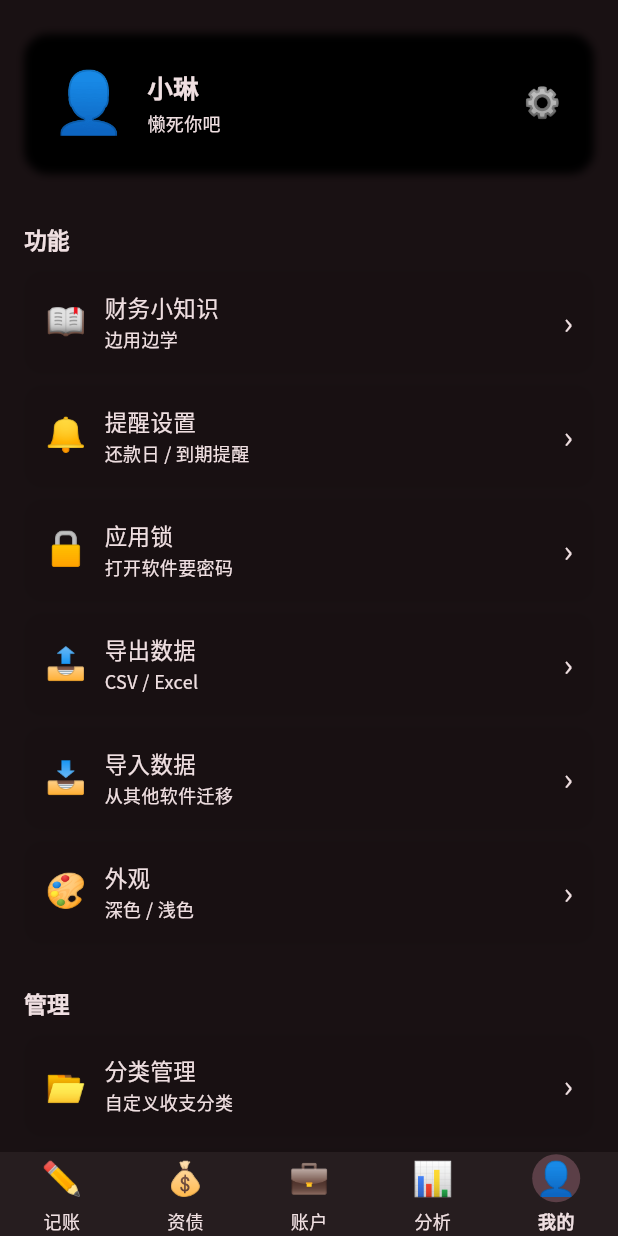
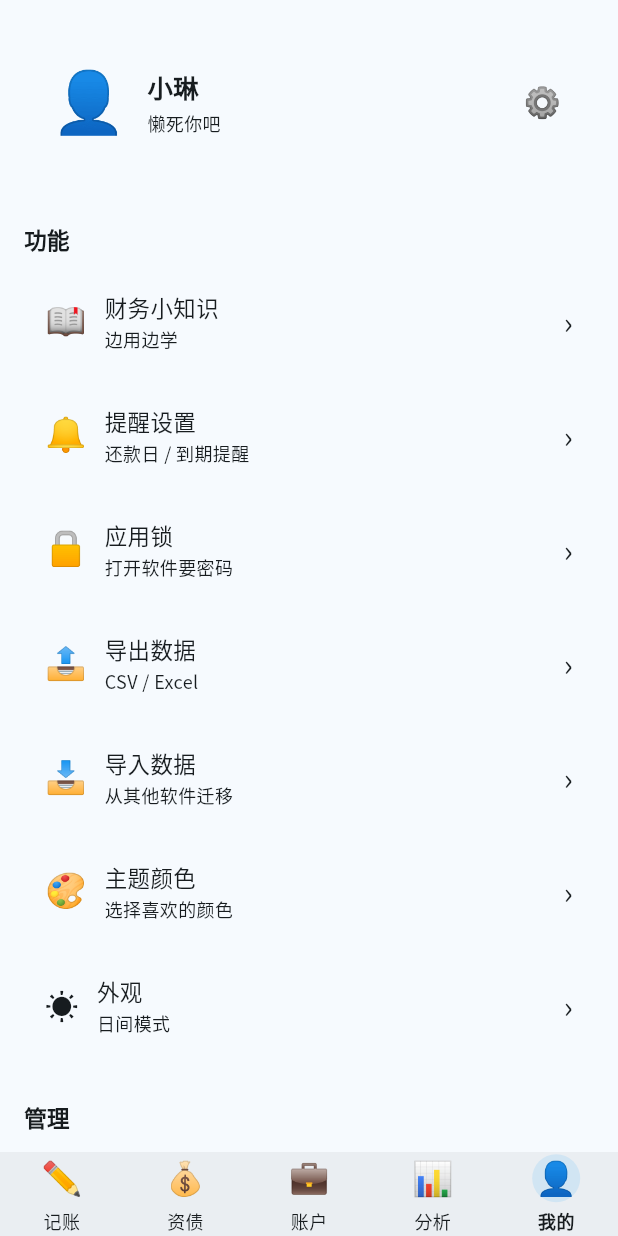
Before and after one commit to xiao-lin-unit/yuan, a Flutter app: the screen it shows after launch, item 5 of the bottom bar chosen, on a phone screen of 412 x 824 dp. Run offline on Flutter 3.47's test engine with Material 3 defaults, Android fonts, the phone set to English and light mode, and no system bars; our stand-ins replace go_router, google_fonts, shared_preferences, sqflite_common_ffi; accounts and stored records are empty.

Commit message:
主题切换，模式切换

```diff
--- a/lib/main.dart
+++ b/lib/main.dart
@@ -1,7 +1,8 @@
 import 'package:flutter/material.dart';
-import 'package:google_fonts/google_fonts.dart';
+import 'package:provider/provider.dart';
 import 'package:flutter/foundation.dart' show kIsWeb;  // ← 加这个
 import 'package:sqflite_common_ffi/sqflite_ffi.dart';
+import 'package:yuan/settings.dart';
 import 'database/database_shell.dart';
 import 'dart:io';
 import 'router/router_shell.dart';
@@ -9,14 +10,22 @@ import 'theme.dart';
 
 
 class YuanApp extends StatelessWidget {
-  const YuanApp({super.key});
+  final ThemeController theme;
+  const YuanApp({super.key, required this.theme});
 
   @override
   Widget build(BuildContext context) {
-    return MaterialApp.router(
-      title: '裕安',
-      theme: AppTheme.lightTheme,
-      routerConfig: appRouter,
+    return ChangeNotifierProvider.value(
+      value: theme,
+      child: Consumer<ThemeController>(
+        builder: (context, t, _) => MaterialApp.router(
+          title: '裕安',
+          theme: AppTheme.light(defaultColor),
+          darkTheme: AppTheme.dark(defaultColor),
+          themeMode: t.mode,
+          routerConfig: appRouter,
+        )
+      ),
     );
   }
 }
@@ -36,6 +45,7 @@ void main() async {
   }).catchError((e) {
     debugPrint('❌ 数据库初始化失败: $e');
   });
-
-  runApp(const YuanApp());
+  final theme = ThemeController();
+  await theme.load();
+  runApp(YuanApp(theme: theme,));
 }
--- a/lib/screens/commons/app_styles.dart
+++ b/lib/screens/commons/app_styles.dart
@@ -1,19 +1,9 @@
 import 'package:flutter/material.dart';
+import 'package:path/path.dart';
+import '../../settings.dart';
 
 /// 对应 styles.css 的 :root 变量与公共样式
 class AppStyles {
-  // === 颜色（对应 :root） ===
-  // static const Color bg = Color(0xFFF2F3F5);
-  // static const Color white = Color(0xFFFFFFFF);
-  // static const Color primary = Color(0xFF2E9D6F);
-  // static const Color primaryDark = Color(0xFF1F7D58);
-  // static const Color red = Color(0xFFE5484D);
-  // static const Color green = Color(0xFF2E9D6F);
-  // static const Color orange = Color(0xFFF5A623);
-  // static const Color text = Color(0xFF1C1C1E);
-  // static const Color textSub = Color(0xFF8E8E93);
-  // static const Color border = Color(0xFFE5E5EA);
-  // static const Color shadow = Color(0x14000000); // rgba(0,0,0,0.08)
 
   // === 间距 / 圆角 ===
   static const double pageHPadding = 16;
@@ -35,20 +25,28 @@ class AppStyles {
   static const TextStyle aboutTextStyle = TextStyle(fontSize: 14);
 
   // === 卡片装饰（对应 .user-card） ===
-  static BoxDecoration get cardDecoration => BoxDecoration(
-        // color: white,
-        borderRadius: const BorderRadius.all(Radius.circular(cardRadius)),
-        boxShadow: const [
-          BoxShadow(offset: Offset(0, 1), blurRadius: 4),
-        ],
-      );
+  static BoxDecoration cardDecoration(BuildContext context) {
+    return BoxDecoration(
+      borderRadius: const BorderRadius.all(Radius.circular(cardRadius)),
+      boxShadow: [
+        BoxShadow(color: Theme
+            .of(context)
+            .colorScheme
+            .surface, offset: const Offset(0, 1), blurRadius: 4),
+      ],
+    );
+  }
 
   // === 列表项装饰（对应 .menu-item / 账户卡片阴影） ===
-  static BoxDecoration get itemDecoration => BoxDecoration(
-        // color: white,
-        borderRadius: const BorderRadius.all(Radius.circular(itemRadius)),
-        boxShadow: const [
-          BoxShadow(color: Color(0x0D000000), offset: Offset(0, 1), blurRadius: 3),
-        ],
-      );
+  static BoxDecoration itemDecoration(BuildContext context) {
+    return BoxDecoration(
+      borderRadius: const BorderRadius.all(Radius.circular(itemRadius)),
+      boxShadow: [
+        BoxShadow(color: Theme
+            .of(context)
+            .colorScheme
+            .surface, offset: const Offset(0, 1), blurRadius: 3),
+      ],
+    );
+  }
 }
--- a/lib/screens/commons/menu_item.dart
+++ b/lib/screens/commons/menu_item.dart
@@ -34,7 +34,7 @@ class MenuItem extends StatelessWidget {
         child: Container(
           margin: const EdgeInsets.only(bottom: 8),
           padding: const EdgeInsets.symmetric(horizontal: 14, vertical: 14),
-          decoration: AppStyles.itemDecoration,
+          decoration: AppStyles.itemDecoration(context),
           child: Row(
             children: [
               Text(data.emoji, style: const TextStyle(fontSize: 22)),
--- a/lib/screens/profile/profile_screen.dart
+++ b/lib/screens/profile/profile_screen.dart
@@ -41,7 +41,7 @@ class ProfileScreen extends StatelessWidget {
               const SizedBox(height: 12),
               // ② 功能
               ProfileFunctionSection(
-                onItemTap: (item) => _onItemTap(context, item.key),
+                // onItemTap: (item) => _onItemTap(context, item.key),
               ),
               // 间隔
               const SizedBox(height: 4),
--- a/lib/screens/profile/widgets/about/profile_about_section.dart
+++ b/lib/screens/profile/widgets/about/profile_about_section.dart
@@ -20,7 +20,7 @@ class ProfileAboutSection extends StatelessWidget {
           child: Container(
             width: double.infinity,
             padding: const EdgeInsets.symmetric(horizontal: 12, vertical: 4),
-            decoration: AppStyles.itemDecoration,
+            decoration: AppStyles.itemDecoration(context),
             child: Column(
               children: [
                 const _AboutRow(text: '版本 1.0.0'),
--- a/lib/screens/profile/widgets/function/profile_function_section.dart
+++ b/lib/screens/profile/widgets/function/profile_function_section.dart
@@ -1,41 +1,79 @@
 import 'package:flutter/material.dart';
+import 'package:provider/provider.dart';
+
+import '../../../../settings.dart';
+import '../../../../theme.dart';
 import '../../../commons/menu_item.dart';
 import '../../../commons/menu_list.dart';
 import '../../../commons/section_header.dart';
 
 /// ② 功能分区
 class ProfileFunctionSection extends StatelessWidget {
-  final void Function(MenuItemData item)? onItemTap;
+  // final void Function(MenuItemData item)? onItemTap;
 
-  const ProfileFunctionSection({super.key, this.onItemTap});
-
-  static const List<MenuItemData> _items = [
-    MenuItemData(emoji: '📖', title: '财务小知识', subtitle: '边用边学', key: 'knowledge'),
-    MenuItemData(emoji: '🔔', title: '提醒设置', subtitle: '还款日 / 到期提醒', key: 'reminder'),
-    MenuItemData(emoji: '🔒', title: '应用锁', subtitle: '打开软件要密码', key: 'lock'),
-    MenuItemData(emoji: '📤', title: '导出数据', subtitle: 'CSV / Excel', key: 'export'),
-    MenuItemData(emoji: '📥', title: '导入数据', subtitle: '从其他软件迁移', key: 'import'),
-    MenuItemData(emoji: '🎨', title: '外观', subtitle: '深色 / 浅色', key: 'appearance'),
-  ];
+  const ProfileFunctionSection({super.key});
 
   @override
   Widget build(BuildContext context) {
-    final items = onItemTap == null
-        ? _items
-        : _items
-            .map((i) => MenuItemData(
-                  emoji: i.emoji,
-                  title: i.title,
-                  subtitle: i.subtitle,
-                  key: i.key,
-                  onTap: () => onItemTap!(i),
-                ))
-            .toList();
+    final t = context.watch<ThemeController>();
+    final c = Theme.of(context).colorScheme;
+    bool isLight = t.mode == ThemeMode.light;
+
+    final List<MenuItemData> functions = [
+      MenuItemData(
+        emoji: '📖',
+        title: '财务小知识',
+        subtitle: '边用边学',
+        key: 'knowledge',
+      ),
+      MenuItemData(
+        emoji: '🔔',
+        title: '提醒设置',
+        subtitle: '还款日 / 到期提醒',
+        key: 'reminder',
+      ),
+      MenuItemData(emoji: '🔒', title: '应用锁', subtitle: '打开软件要密码', key: 'lock'),
+      MenuItemData(
+        emoji: '📤',
+        title: '导出数据',
+        subtitle: 'CSV / Excel',
+        key: 'export',
+      ),
+      MenuItemData(
+        emoji: '📥',
+        title: '导入数据',
+        subtitle: '从其他软件迁移',
+        key: 'import',
+      ),
+      MenuItemData(
+        emoji: '🎨',
+        title: '主题颜色',
+        subtitle: '选择喜欢的颜色',
+        key: 'color',
+        onTap: () => {
+          context.read<ThemeController>().setSeed(
+            defaultColor = ColorSetting.themeColor('pink')
+          ),
+        },
+      ),
+      MenuItemData(
+        emoji: isLight ? '🌃' : '☀️',
+        title: '外观',
+        subtitle: isLight ? '夜间模式' : '日间模式',
+        key: 'appearance',
+        onTap: () => {
+          context.read<ThemeController>().setMode(
+            defaultMode = isLight ? ThemeMode.dark : ThemeMode.light,
+          ),
+        },
+      ),
+    ];
+
     return Column(
       crossAxisAlignment: CrossAxisAlignment.start,
       children: [
         const SectionHeader(title: '功能'),
-        MenuList(items: items),
+        MenuList(items: functions),
       ],
     );
   }
--- a/lib/screens/profile/widgets/user/profile_user_section.dart
+++ b/lib/screens/profile/widgets/user/profile_user_section.dart
@@ -54,7 +54,7 @@ class _ProfileUserSectionState extends State<ProfileUserSection> {
       ),
       child: Container(
         padding: const EdgeInsets.all(18),
-        decoration: AppStyles.cardDecoration,
+        decoration: AppStyles.cardDecoration(context),
         child: Row(
           children: [
             Text(_avatar, style: const TextStyle(fontSize: 40)),
--- a/lib/settings.dart
+++ b/lib/settings.dart
@@ -14,25 +14,14 @@ class ColorSetting {
     'black54': Colors.black54,
   };
 
-  final Color _themeColor;
-
-  ColorSetting(this._themeColor);
-
-  static ColorSetting config({String themeColor = 'blue'}) {
-    return ColorSetting(colors[themeColor]!);
-  }
-
-  Color get themeColor => _themeColor;
+  static Color themeColor(String code) => colors[code] ?? Color(0xFF4FC3F7);
 }
 
-final String? font = GoogleFonts.notoSansSc().fontFamily;
+Color defaultColor = ColorSetting.themeColor("blue");
 
-final colorSetting = ColorSetting.config(themeColor: 'pink');
+ThemeMode defaultMode = ThemeMode.light;
 
-final colorScheme = ColorScheme.fromSeed(
-  seedColor: colorSetting.themeColor,
-  brightness: Brightness.dark,
-);
+final String? defaultFont = GoogleFonts.notoSansSc().fontFamily;
 
 class ThemeSetting {
   static TextTheme get textTheme => TextTheme(
@@ -192,7 +181,6 @@ class ThemeSetting {
     filled: true,
     contentPadding: const EdgeInsets.symmetric(horizontal: 14, vertical: 14),
     hintStyle: ThemeSetting.textTheme.bodyMedium?.copyWith(
-      // color: colorScheme.onSurfaceVariant,
     ),
     border: OutlineInputBorder(
       borderRadius: BorderRadius.circular(12),
@@ -218,8 +206,6 @@ class ThemeSetting {
 
   /// ===== 列表 =====
   static ListTileThemeData get listTileTheme => ListTileThemeData(
-    // iconColor: colorScheme.onSurfaceVariant,
-    // textColor: colorScheme.onSurface,
     titleTextStyle: ThemeSetting.textTheme.bodyLarge,
     subtitleTextStyle: ThemeSetting.textTheme.bodyMedium,
   );
@@ -230,23 +216,19 @@ class ThemeSetting {
 
   /// ===== Divider =====
   static DividerThemeData get dividerTheme => DividerThemeData(
-    // color: colorScheme.outlineVariant,
     thickness: 1,
     space: 1,
   );
 
   /// ===== BottomSheet =====
   static BottomSheetThemeData get bottomSheetTheme => BottomSheetThemeData(
-    // backgroundColor: Colors.white,
     shape: const RoundedRectangleBorder(
       borderRadius: BorderRadius.vertical(top: Radius.circular(20)),
     ),
-    // modalBarrierColor: Colors.black54,
   );
 
   /// ===== Dialog =====
   static DialogThemeData get dialogTheme => DialogThemeData(
-    // backgroundColor: Colors.white,
     shape: RoundedRectangleBorder(borderRadius: BorderRadius.circular(16)),
     titleTextStyle: ThemeSetting.textTheme.titleLarge,
     contentTextStyle: ThemeSetting.textTheme.bodyMedium,
@@ -254,9 +236,7 @@ class ThemeSetting {
 
   /// ===== SnackBar =====
   static SnackBarThemeData get snackBarTheme => SnackBarThemeData(
-    // backgroundColor: colorScheme.inverseSurface,
     contentTextStyle: ThemeSetting.textTheme.bodyMedium?.copyWith(
-      // color: colorScheme.onInverseSurface,
     ),
     behavior: SnackBarBehavior.floating,
     shape: RoundedRectangleBorder(borderRadius: BorderRadius.circular(12)),
@@ -264,60 +244,30 @@ class ThemeSetting {
 
   /// ===== Switch / Checkbox / Radio =====
   static SwitchThemeData get switchTheme => SwitchThemeData(
-    // thumbColor: WidgetStateProperty.resolveWith((states) {
-    //   if (states.contains(WidgetState.selected)) {
-    //     return colorScheme.onPrimary;
-    //   }
-    //   return colorScheme.outline;
-    // }),
-    // trackColor: WidgetStateProperty.resolveWith((states) {
-    //   if (states.contains(WidgetState.selected)) {
-    //     return colorScheme.primary;
-    //   }
-    //   return colorScheme.surfaceContainerHighest;
-    // }),
   );
 
   static CheckboxThemeData get checkboxTheme => CheckboxThemeData(
-    // fillColor: WidgetStateProperty.resolveWith((states) {
-    //   if (states.contains(WidgetState.selected)) {
-    //     return colorScheme.primary;
-    //   }
-    //   return Colors.transparent;
-    // }),
     shape: RoundedRectangleBorder(borderRadius: BorderRadius.circular(4)),
   );
 
   static RadioThemeData get radioTheme => RadioThemeData(
-    // fillColor: WidgetStateProperty.resolveWith((states) {
-    //   if (states.contains(WidgetState.selected)) {
-    //     return colorScheme.primary;
-    //   }
-    //   return colorScheme.outline;
-    // }),
   );
 
   /// ===== Tooltip =====
   static TooltipThemeData get tooltipTheme => TooltipThemeData(
     textStyle: ThemeSetting.textTheme.bodySmall,
     decoration: BoxDecoration(
-      // color: colorScheme.inverseSurface,
       borderRadius: BorderRadius.circular(8),
     ),
   );
 
   /// ===== 滑动条 =====
   static SliderThemeData get sliderTheme => SliderThemeData(
-    // activeTrackColor: colorScheme.primary,
-    // inactiveTrackColor: colorScheme.surfaceContainerHighest,
-    // thumbColor: colorScheme.primary,
   );
 
   /// ===== 进度条 =====
   static ProgressIndicatorThemeData get progressIndicatorTheme =>
       ProgressIndicatorThemeData(
-        // color: colorScheme.primary,
-        // linearTrackColor: colorScheme.surfaceContainerHighest,
       );
 
   static PageTransitionsTheme get pageTransitionsTheme => PageTransitionsTheme(
--- a/lib/theme.dart
+++ b/lib/theme.dart
@@ -1,19 +1,29 @@
-import 'package:flutter/cupertino.dart';
 import 'package:flutter/material.dart';
+import 'package:shared_preferences/shared_preferences.dart';
+
 import 'settings.dart';
 
-class AppTheme {
-  static ThemeData get lightTheme {
+abstract class AppTheme {
+
+  static ThemeData light(Color seed) => _build(ColorScheme.fromSeed(
+    seedColor: seed,
+    brightness: Brightness.light,
+  ));
+  static ThemeData dark(Color seed) => _build(ColorScheme.fromSeed(
+    seedColor: seed,
+    brightness: Brightness.dark,
+  ));
+
+  static ThemeData _build(ColorScheme colorScheme) {
+    final isDark = colorScheme.brightness == Brightness.dark;
 
     return ThemeData(
       useMaterial3: true,
-
-      /// ===== 基础 =====
-      brightness: colorScheme.brightness,
       colorScheme: colorScheme,
+      // 关键：页面底色走 surface，暗色下自动变深灰
       scaffoldBackgroundColor: colorScheme.surface,
       canvasColor: colorScheme.surface,
-      fontFamily: font,
+      fontFamily: defaultFont,
 
       /// ===== 文本 =====
       textTheme: ThemeSetting.textTheme.apply(
@@ -43,7 +53,7 @@ class AppTheme {
       inputDecorationTheme: ThemeSetting.inputDecorationTheme,
 
       /// ===== 卡片 =====
-      cardTheme: ThemeSetting.cardTheme,
+      cardTheme: ThemeSetting.cardTheme.copyWith(color: isDark ? colorScheme.surfaceContainerHigh : Colors.white),
 
       /// ===== 列表 =====
       listTileTheme: ThemeSetting.listTileTheme,
@@ -55,7 +65,7 @@ class AppTheme {
       dividerTheme: ThemeSetting.dividerTheme,
 
       /// ===== BottomSheet =====
-      bottomSheetTheme: ThemeSetting.bottomSheetTheme,
+      bottomSheetTheme: ThemeSetting.bottomSheetTheme.copyWith(backgroundColor: colorScheme.surfaceContainerLow),
 
       /// ===== Dialog =====
       dialogTheme: ThemeSetting.dialogTheme,
@@ -87,3 +97,38 @@ class AppTheme {
     );
   }
 }
+
+class ThemeController extends ChangeNotifier {
+  static const _kMode = 'theme_mode';
+  static const _kSeed = 'theme_seed';
+
+  ThemeMode _mode = defaultMode;
+  Color _seed = defaultColor;
+
+  ThemeMode get mode => _mode;
+  Color get seed => _seed;
+
+  Future<void> load() async {
+    final p = await SharedPreferences.getInstance();
+    _mode = ThemeMode.values[p.getInt(_kMode) ?? ThemeMode.system.index];
+    final v = p.getInt(_kSeed);
+    if (v != null) _seed = Color(v);
+    notifyListeners();
+  }
+
+  Future<void> setMode(ThemeMode m) async {
+    if (_mode == m) return;
+    _mode = m;
+    notifyListeners();
+    final p = await SharedPreferences.getInstance();
+    await p.setInt(_kMode, m.index);
+  }
+
+  Future<void> setSeed(Color c) async {
+    if (_seed == c) return;
+    _seed = c;
+    notifyListeners();
+    final p = await SharedPreferences.getInstance();
+    await p.setInt(_kSeed, c.toARGB32());
+  }
+}
--- a/pubspec.yaml
+++ b/pubspec.yaml
@@ -52,6 +52,10 @@ dependencies:
   # 状态管理
   flutter_riverpod: ^3.4.3
   riverpod_annotation: ^4.0.7
+
+  # 状态变更
+  provider: ^6.1.2
+  shared_preferences: ^2.3.3
 
 dev_dependencies:
   flutter_test:
```
Also changed, not shown: 1 other file.
